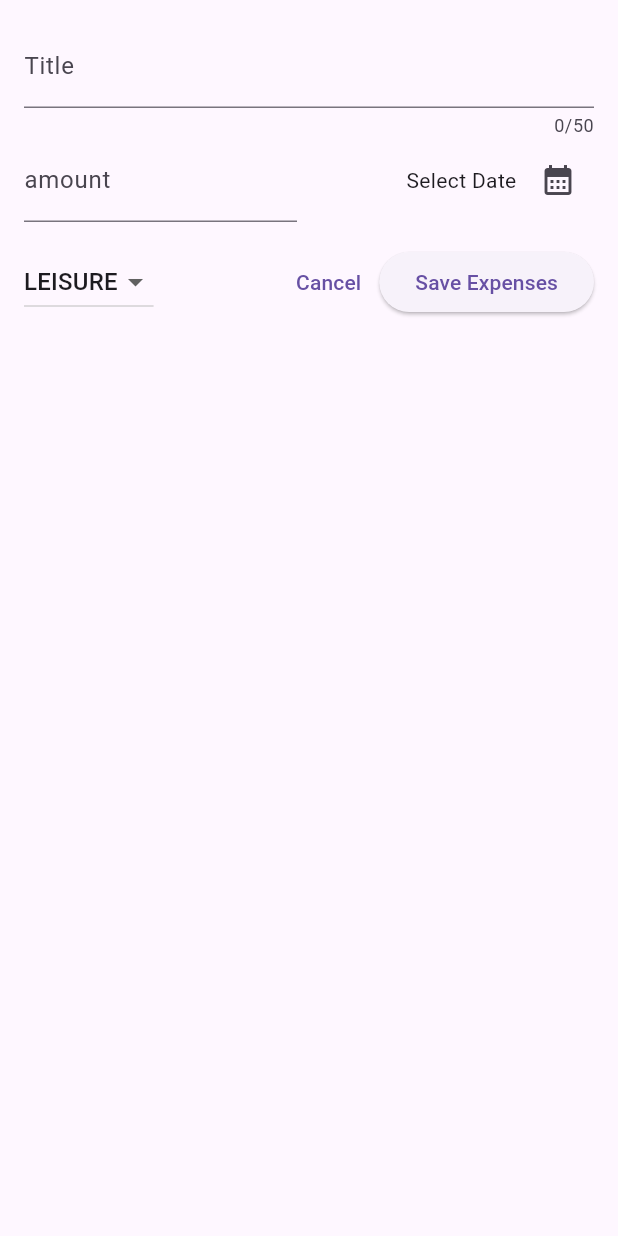
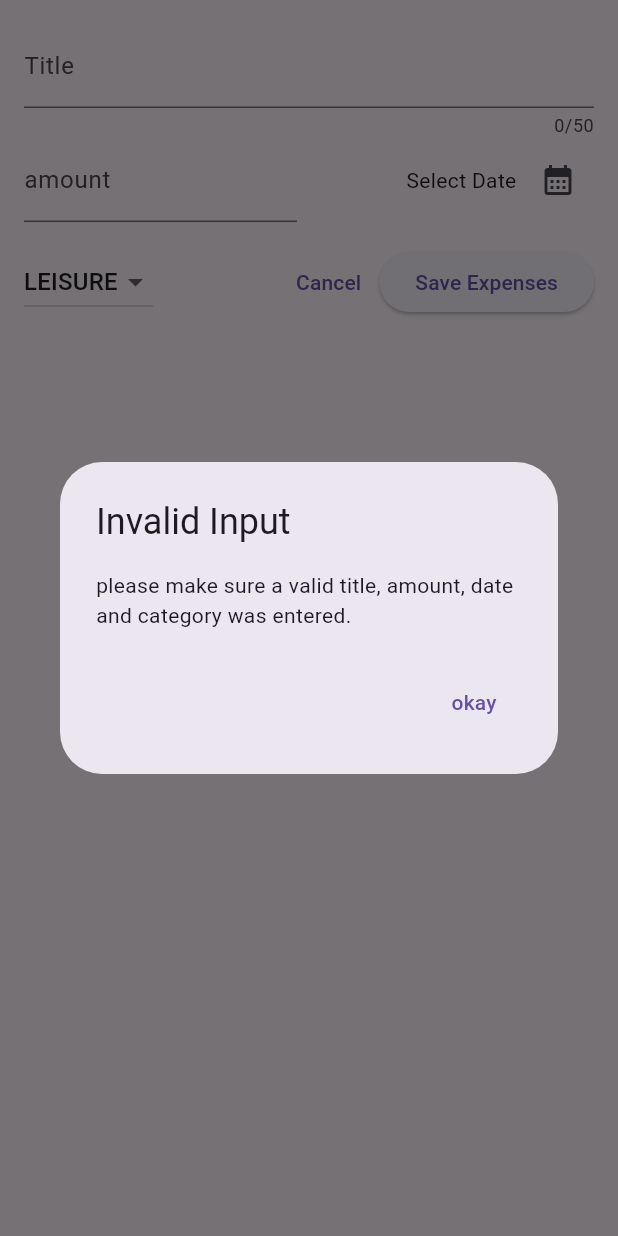
Before and after one commit to Gokuls-2003/expenses_tracker, a Flutter app: the NewExpense widget shown alone on an empty page, opened directly, after a tap on "Save Expenses", on a phone screen of 412 x 824 dp. Run offline on Flutter 3.47's test engine with Material 2 defaults, Android fonts, the phone set to English and light mode, and no system bars.

```diff
--- a/lib/widgets/new_expense.dart
+++ b/lib/widgets/new_expense.dart
@@ -34,6 +34,27 @@ class _NewExpenseState extends State<NewExpense> {
     setState(() {
       _selectedDate = pickedDate;
     });
+  }
+
+  void _submitExpenseData(){
+    final enteredAmount =  double.tryParse(_amountController.text);
+    final amountIsInvaid = enteredAmount == null || enteredAmount <=0;
+    if(_titleController.text.trim().isEmpty  || amountIsInvaid || _selectedDate ==null){
+      showDialog(context: context, builder: (ctx) =>
+      AlertDialog(
+        title: const Text("Invalid Input"),
+        content: const Text(
+          "please make sure a valid title, amount, date and category was entered."
+        ),
+        actions: [
+          TextButton(onPressed: (){
+            Navigator.pop(ctx);
+          }, child: const Text("okay")),
+        ],
+      ));
+      return;
+    }
+
   }
 
   @override
@@ -120,8 +141,7 @@ class _NewExpenseState extends State<NewExpense> {
             ),
             ElevatedButton(
                 onPressed: () {
-                  print(_titleController.text);
-                  print(_amountController.text);
+                  _submitExpenseData();
                 },
                 child: const Text("Save Expenses"))
           ],
```
